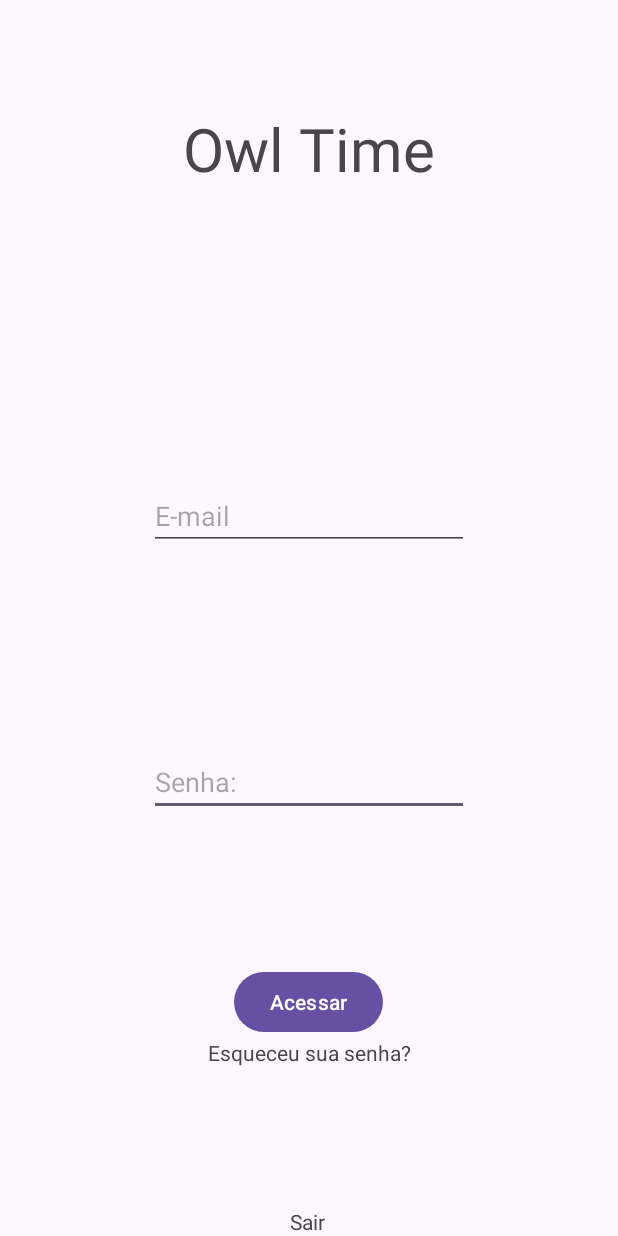
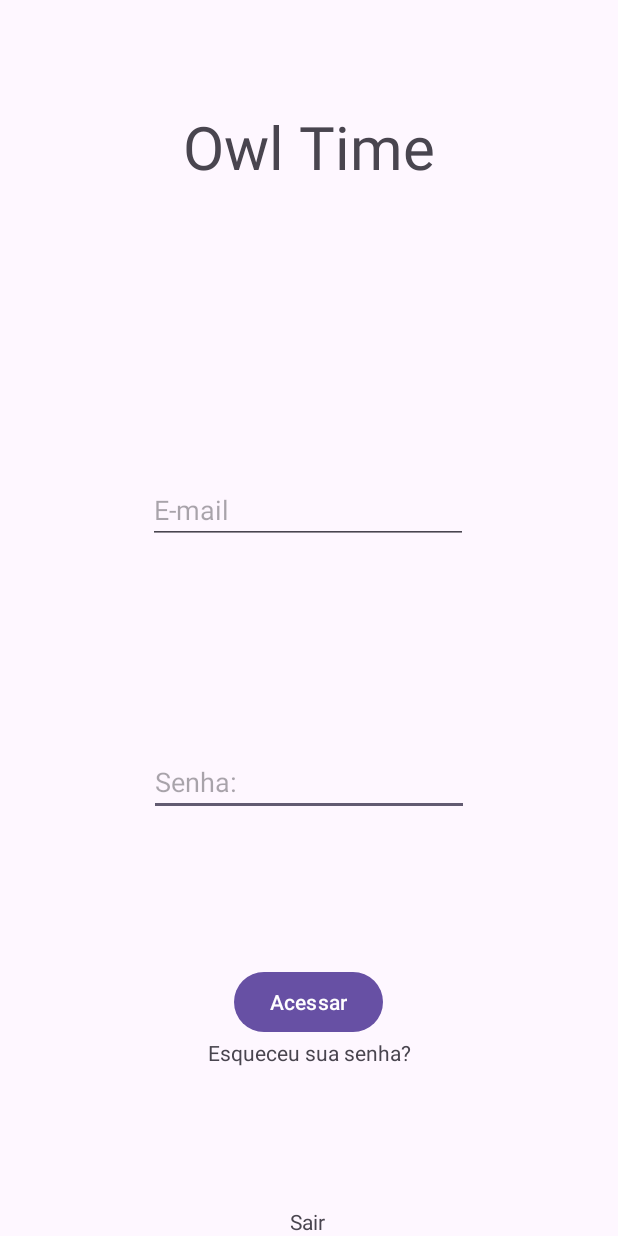
Before and after one commit to jonathanluca/Sistema-_de_cadatro, an Android app: the layout activity_main.xml on its own in the app's theme, with its tools: preview values and no code run, on a phone screen of 412 x 824 dp. Run offline under Robolectric (Android 15) with nearby library versions, the phone set to English and light mode, and no system bars.

```diff
--- a/app/build.gradle.kts
+++ b/app/build.gradle.kts
@@ -1,6 +1,7 @@
 plugins {
     alias(libs.plugins.androidApplication)
     alias(libs.plugins.jetbrainsKotlinAndroid)
+    id("com.google.gms.google-services")
 }
 
 android {
@@ -39,12 +40,14 @@ android {
 }
 
 dependencies {
-
+    implementation(platform("com.google.firebase:firebase-bom:32.8.1"))
+    implementation("com.google.firebase:firebase-analytics")
     implementation(libs.androidx.core.ktx)
     implementation(libs.androidx.appcompat)
     implementation(libs.material)
     implementation(libs.androidx.activity)
     implementation(libs.androidx.constraintlayout)
+    implementation(libs.firebase.auth.ktx)
     testImplementation(libs.junit)
     androidTestImplementation(libs.androidx.junit)
     androidTestImplementation(libs.androidx.espresso.core)
--- a/app/src/main/res/layout/activity_main.xml
+++ b/app/src/main/res/layout/activity_main.xml
@@ -20,7 +20,7 @@
         app:layout_constraintVertical_bias="0.269" />
 
     <EditText
-        android:id="@+id/idit_senha"
+        android:id="@+id/edit_senha"
         android:layout_width="wrap_content"
         android:layout_height="wrap_content"
         android:layout_marginBottom="100dp"
@@ -36,13 +36,17 @@
         android:id="@+id/edit_email"
         android:layout_width="wrap_content"
         android:layout_height="wrap_content"
-        android:layout_marginBottom="132dp"
+        android:layout_marginBottom="136dp"
         android:ems="10"
         android:hint="E-mail"
+
         android:inputType="text|textEmailAddress"
-        app:layout_constraintBottom_toTopOf="@+id/idit_senha"
+        app:layout_constraintBottom_toTopOf="@+id/edit_senha"
         app:layout_constraintEnd_toEndOf="parent"
+        app:layout_constraintHorizontal_bias="0.497"
         app:layout_constraintStart_toStartOf="parent"
+        app:layout_constraintTop_toTopOf="parent"
+        app:layout_constraintVertical_bias="1.0"
         tools:ignore="MissingConstraints" />
 
     <Button
--- a/build.gradle.kts
+++ b/build.gradle.kts
@@ -2,4 +2,5 @@
 plugins {
     alias(libs.plugins.androidApplication) apply false
     alias(libs.plugins.jetbrainsKotlinAndroid) apply false
+    id("com.google.gms.google-services") version "4.4.1" apply false
 }
--- a/gradle/libs.versions.toml
+++ b/gradle/libs.versions.toml
@@ -9,6 +9,7 @@ appcompat = "1.6.1"
 material = "1.11.0"
 activity = "1.8.0"
 constraintlayout = "2.1.4"
+firebaseAuthKtx = "22.3.1"
 
 [libraries]
 androidx-core-ktx = { group = "androidx.core", name = "core-ktx", version.ref = "coreKtx" }
@@ -19,6 +20,7 @@ androidx-appcompat = { group = "androidx.appcompat", name = "appcompat", version
 material = { group = "com.google.android.material", name = "material", version.ref = "material" }
 androidx-activity = { group = "androidx.activity", name = "activity", version.ref = "activity" }
 androidx-constraintlayout = { group = "androidx.constraintlayout", name = "constraintlayout", version.ref = "constraintlayout" }
+firebase-auth-ktx = { group = "com.google.firebase", name = "firebase-auth-ktx", version.ref = "firebaseAuthKtx" }
 
 [plugins]
 androidApplication = { id = "com.android.application", version.ref = "agp" }
```
Also changed, not shown: app/src/main/java/br/com/myapp/MainActivity.kt (+31 -2 lines), 2 other files.
